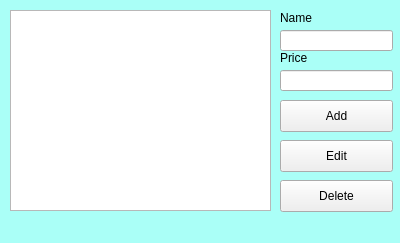
The window that Project2/newmerchandise.ui (Xannada/Spring15Project2) describes before a commit, drawn with Qt 5.
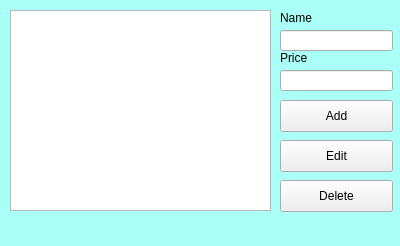
The same window after the commit.

The edit to the form file:
```diff
--- a/Project2/newmerchandise.ui
+++ b/Project2/newmerchandise.ui
@@ -7,7 +7,7 @@
     <x>0</x>
     <y>0</y>
     <width>400</width>
-    <height>243</height>
+    <height>246</height>
    </rect>
   </property>
   <property name="windowTitle">
```
